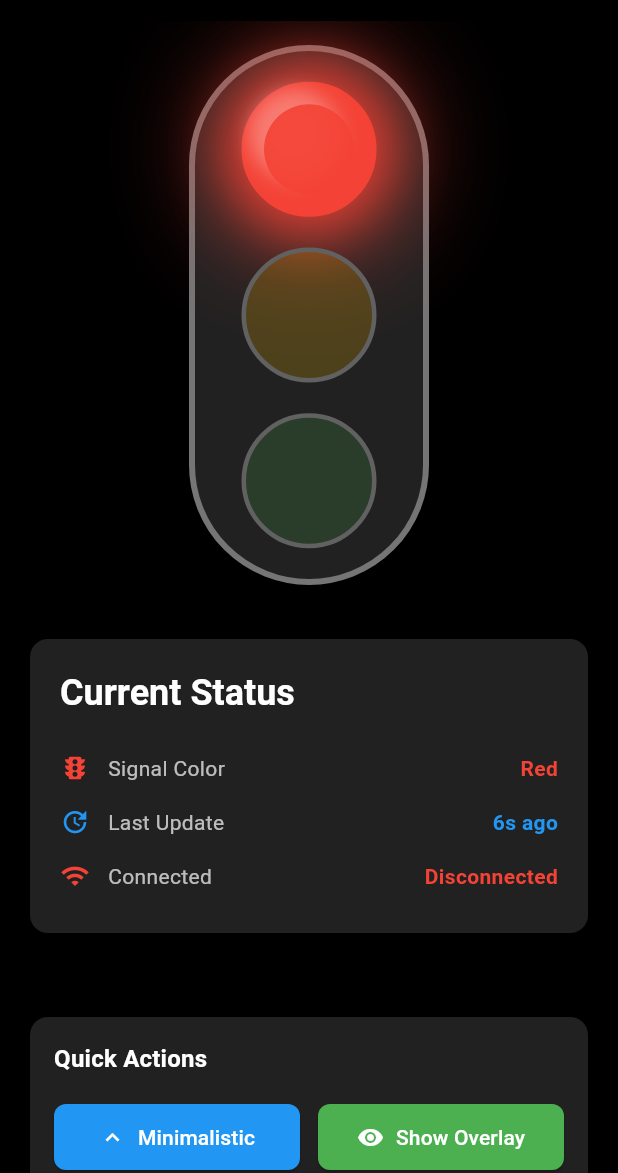
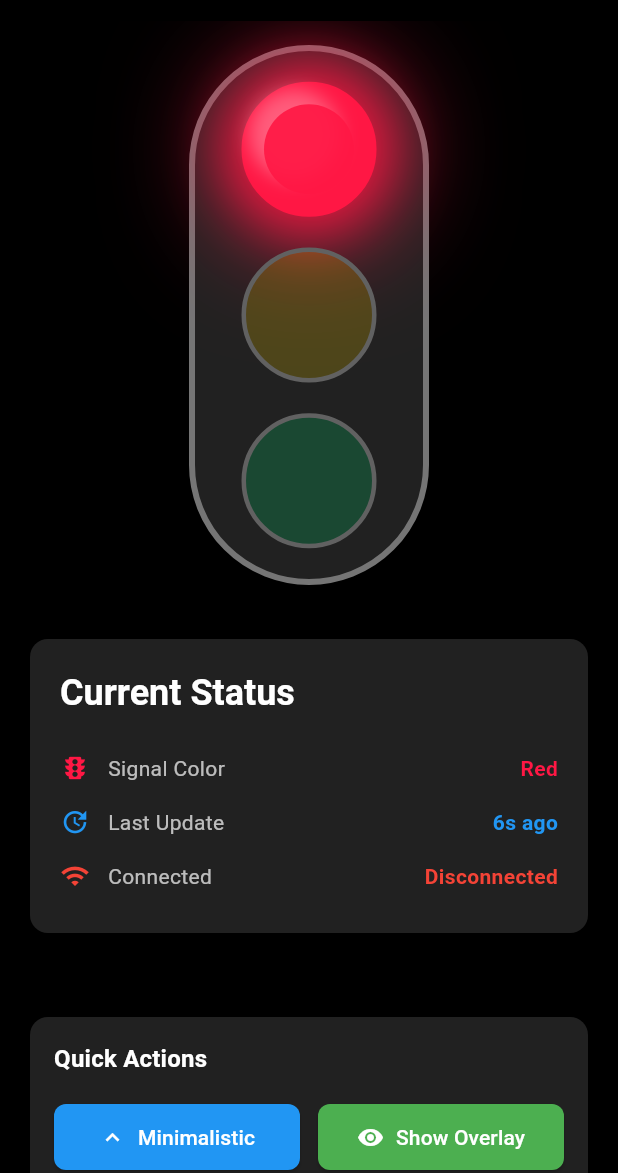
Before and after one commit to GoldenTiger720/TrafficApp, a Flutter app: the TrafficLightDetailScreen screen opened directly, on a phone screen of 412 x 824 dp, the part 63-1236 px from its top. Run offline on Flutter 3.47's test engine with Material 3 defaults, Android fonts, the phone set to English and light mode, and no system bars; our stand-ins replace flutter_blue_plus, flutter_local_notifications, permission_handler, share_plus, shared_preferences; missing offline and left inert: window_manager; accounts and stored records are empty.

Commit message:
Completed final issue

```diff
--- /dev/null
+++ b/lib/constants/colors.dart
@@ -0,0 +1,13 @@
+import 'package:flutter/material.dart';
+
+class TrafficLightColors {
+  // Bright traffic light colors for better visibility under bright street lights
+  static const Color brightRed = Color(0xFFFF0000);      // Pure bright red
+  static const Color brightYellow = Color(0xFFFFFF00);   // Pure bright yellow
+  static const Color brightGreen = Color(0xFF00FF00);    // Pure bright green
+
+  // Alternative brighter versions with slight adjustments for even better visibility
+  static const Color vividRed = Color(0xFFFF1744);       // Material red accent
+  static const Color vividYellow = Color(0xFFFFD600);    // Material yellow accent
+  static const Color vividGreen = Color(0xFF00E676);     // Material green accent
+}
--- a/lib/screens/traffic_light_detail_screen.dart
+++ b/lib/screens/traffic_light_detail_screen.dart
@@ -5,6 +5,7 @@ import '../models/app_settings.dart';
 import '../providers/traffic_light_provider.dart';
 import '../providers/settings_provider.dart';
 import '../l10n/app_localizations.dart';
+import '../constants/colors.dart';
 
 class TrafficLightDetailScreen extends StatelessWidget {
   const TrafficLightDetailScreen({super.key});
@@ -87,16 +88,16 @@ class TrafficLightDetailScreen extends StatelessWidget {
 
     switch (color) {
       case TrafficLightColor.red:
-        lightColor = isActive ? Colors.red : Colors.red.withOpacity(0.2);
-        shadowColor = Colors.red;
+        lightColor = isActive ? TrafficLightColors.vividRed : TrafficLightColors.vividRed.withOpacity(0.2);
+        shadowColor = TrafficLightColors.vividRed;
         break;
       case TrafficLightColor.yellow:
-        lightColor = isActive ? Colors.amber : Colors.amber.withOpacity(0.2);
-        shadowColor = Colors.amber;
+        lightColor = isActive ? TrafficLightColors.vividYellow : TrafficLightColors.vividYellow.withOpacity(0.2);
+        shadowColor = TrafficLightColors.vividYellow;
         break;
       case TrafficLightColor.green:
-        lightColor = isActive ? Colors.green : Colors.green.withOpacity(0.2);
-        shadowColor = Colors.green;
+        lightColor = isActive ? TrafficLightColors.vividGreen : TrafficLightColors.vividGreen.withOpacity(0.2);
+        shadowColor = TrafficLightColors.vividGreen;
         break;
     }
 
@@ -278,17 +279,17 @@ class TrafficLightDetailScreen extends StatelessWidget {
               children: [
                 _buildDemoButton(
                   l10n?.red ?? 'Red',
-                  Colors.red,
+                  TrafficLightColors.vividRed,
                   () => provider.testOverlay(TrafficLightColor.red),
                 ),
                 _buildDemoButton(
                   l10n?.yellow ?? 'Yellow',
-                  Colors.amber,
+                  TrafficLightColors.vividYellow,
                   () => provider.testOverlay(TrafficLightColor.yellow),
                 ),
                 _buildDemoButton(
                   l10n?.green ?? 'Green',
-                  Colors.green,
+                  TrafficLightColors.vividGreen,
                   () => provider.testOverlay(TrafficLightColor.green),
                 ),
               ],
@@ -380,11 +381,11 @@ class TrafficLightDetailScreen extends StatelessWidget {
   Color _getColorForSignal(TrafficLightColor color) {
     switch (color) {
       case TrafficLightColor.red:
-        return Colors.red;
+        return TrafficLightColors.vividRed;
       case TrafficLightColor.yellow:
-        return Colors.amber;
+        return TrafficLightColors.vividYellow;
       case TrafficLightColor.green:
-        return Colors.green;
+        return TrafficLightColors.vividGreen;
     }
   }
 
```
Also changed, not shown: lib/screens/minimal_mode_screen.dart (+4 -3 lines), lib/screens/settings_screen.dart (+4 -3 lines), lib/widgets/traffic_light_widget.dart (+26 -25 lines).
